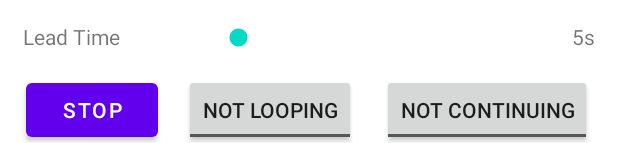
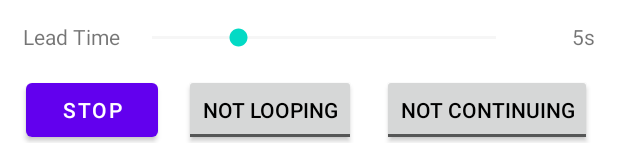
Before and after one commit to juehv/FD-Music, an Android app: the layout activity_main.xml on its own in the app's theme, with its tools: preview values and no code run, on a phone screen of 412 x 824 dp. Shown: the part 1090-1233 px from the top of the screen. Run offline under Robolectric (Android 15) with nearby library versions, the phone set to English and light mode, and no system bars; plain views replace StyledPlayerControlView.

Commit message:
fixed some styling issues

```diff
--- a/app/src/main/res/layout/activity_main.xml
+++ b/app/src/main/res/layout/activity_main.xml
@@ -58,8 +58,8 @@
             android:id="@+id/speedSlider"
             android:layout_width="0dp"
             android:layout_height="wrap_content"
-            android:progressDrawable="@android:color/transparent"
             android:progress="50"
+            style="?attr/barStyle"
             app:layout_constraintBottom_toBottomOf="parent"
             app:layout_constraintLeft_toRightOf="@id/speedLabel"
             app:layout_constraintRight_toLeftOf="@id/speedValueText" />
@@ -103,7 +103,7 @@
             android:id="@+id/leadTimeSlider"
             android:layout_width="0dp"
             android:layout_height="wrap_content"
-            android:progressDrawable="@android:color/transparent"
+            style="?attr/barStyle"
             android:progress="25"
             app:layout_constraintBottom_toBottomOf="parent"
             app:layout_constraintLeft_toRightOf="@id/leadTimeLabel"
--- a/app/src/main/res/values-night/themes.xml
+++ b/app/src/main/res/values-night/themes.xml
@@ -9,9 +9,13 @@
         <item name="colorSecondary">@color/teal_200</item>
         <item name="colorSecondaryVariant">@color/teal_200</item>
         <item name="colorOnSecondary">@color/black</item>
+        <!-- Text Color -->
+        <item name="android:textColorPrimary">@color/white</item>
         <!-- Status bar color. -->
         <item name="android:statusBarColor" tools:targetApi="l">?attr/colorPrimaryVariant</item>
         <!-- Customize your theme here. -->
         <item name="cardStyle">@style/CardView.Dark</item>
+        <item name="barStyle">@style/Seekbar.NoProgress.Dark</item>
+        <item name="notificationTextColor">@style/NotificationTextview.Dark</item>
     </style>
 </resources>
--- a/app/src/main/res/values/styles.xml
+++ b/app/src/main/res/values/styles.xml
@@ -3,14 +3,29 @@
     <declare-styleable name = "cardStyle">
         <attr name="cardStyle" format="reference" />
     </declare-styleable>
-
-    <style name="ProgressBarSoundNotificatonTheme" parent="Theme.AppCompat.Light.DarkActionBar" />
-
-    <style name="TitleTextSoundNotificatonTheme" parent="Theme.AppCompat.Light.DarkActionBar">
-        <item name="android:textColor">@color/notification_color_title_text</item>
-    </style>
-
     <style name="CardView.Grey" parent="CardView.Light">
         <item name="cardBackgroundColor">@color/light_grey</item>
     </style>
+
+    <declare-styleable name = "barStyle">
+        <attr name="barStyle" format="reference" />
+    </declare-styleable>
+    <style name="Seekbar.NoProgress.Light" parent="Widget.AppCompat.SeekBar">
+        <item name="android:progressTint">#00000000</item>
+        <item name="android:progressBackgroundTint">#FFDADADA</item>
+    </style>
+    <style name="Seekbar.NoProgress.Dark" parent="Widget.AppCompat.SeekBar">
+        <item name="android:progressTint">#00000000</item>
+        <item name="android:progressBackgroundTint">#FFDADADA</item>
+    </style>
+
+    <declare-styleable name = "notificationTextColor">
+        <attr name="notificationTextColor" format="reference" />
+    </declare-styleable>
+    <style name="NotificationTextview.Light" parent="Widget.AppCompat.TextView">
+        <item name="android:textColor">#FFAAAAAA</item>
+    </style>
+    <style name="NotificationTextview.Dark" parent="Widget.AppCompat.TextView">
+        <item name="android:textColor">#FFAAAAAA</item>
+    </style>
 </resources>
--- a/app/src/main/res/values/themes.xml
+++ b/app/src/main/res/values/themes.xml
@@ -9,9 +9,13 @@
         <item name="colorSecondary">@color/teal_200</item>
         <item name="colorSecondaryVariant">@color/teal_700</item>
         <item name="colorOnSecondary">@color/black</item>
+        <!-- Text Color -->
+        <item name="android:textColorPrimary">@color/black</item>
         <!-- Status bar color. -->
         <item name="android:statusBarColor" tools:targetApi="l">?attr/colorPrimaryVariant</item>
         <!-- Customize your theme here. -->
         <item name="cardStyle">@style/CardView.Grey</item>
+        <item name="barStyle">@style/Seekbar.NoProgress.Light</item>
+        <item name="notificationTextColor">@style/NotificationTextview.Light</item>
     </style>
 </resources>
```
Also changed, not shown: app/src/main/res/layout/notification_player.xml (+5 -5 lines).
